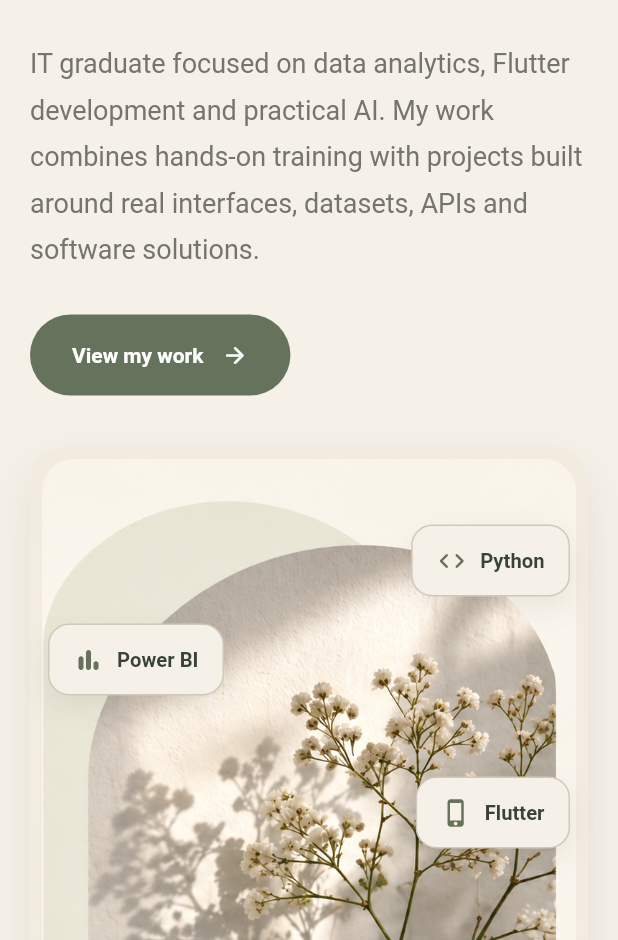
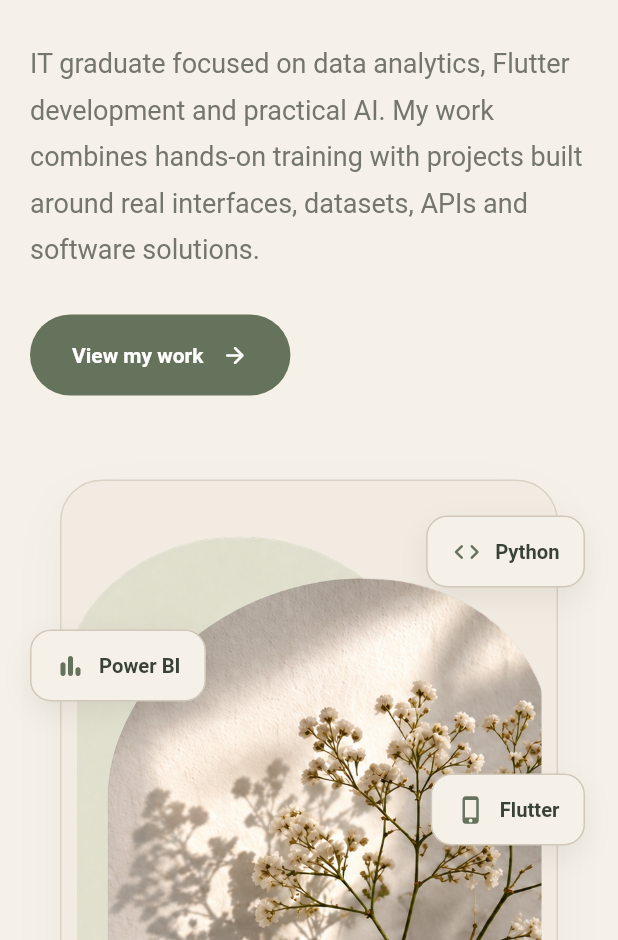
Before and after one commit to FayAL-mtuairi/profile, a Flutter app: the screen it shows after launch, on a phone screen of 412 x 824 dp, the part 296-1236 px from its top. Run offline on Flutter 3.47's test engine with Material 2 defaults, Android fonts, the phone set to English and light mode, and no system bars.

Commit message:
Use Home1 hero image and rebalance visual composition

```diff
--- a/lib/main.dart
+++ b/lib/main.dart
@@ -257,13 +257,13 @@ class _HeroState extends State<_Hero>{
   @override Widget build(BuildContext context)=>LayoutBuilder(builder:(context,constraints){
     final mobile=constraints.maxWidth<780;
     final copy=_HeroCopy(onWork:widget.onWork,mobile:mobile);
-    final visual=Transform.translate(offset:Offset(0,-scrollY*.03),child:_HeroVisual(mobile:mobile));
+    final visual=Transform.translate(offset:Offset(0,-scrollY*.025),child:_HeroVisual(mobile:mobile));
     final core=mobile
         ? Column(crossAxisAlignment:CrossAxisAlignment.start,children:[copy,const SizedBox(height:34),visual,const SizedBox(height:18),const Align(alignment:Alignment.center,child:_ScrollHint(compact:true))])
         : Row(crossAxisAlignment:CrossAxisAlignment.center,children:[
-            Expanded(flex:6,child:copy),
-            const SizedBox(width:28),
-            Expanded(flex:6,child:visual),
+            Expanded(flex:5,child:copy),
+            const SizedBox(width:24),
+            Expanded(flex:7,child:visual),
           ]);
     return SizedBox(
       width:double.infinity,
@@ -272,10 +272,10 @@ class _HeroState extends State<_Hero>{
         children:[
           if(!mobile)...[
             const Positioned(left:0,top:36,bottom:42,child:_HeroRail()),
-            Positioned(right:0,bottom:4,child:Transform.translate(offset:Offset(0,-scrollY*.02),child:const _ScrollHint())),
+            Positioned(right:0,bottom:4,child:Transform.translate(offset:Offset(0,-scrollY*.018),child:const _ScrollHint())),
           ],
           Padding(
-            padding:EdgeInsets.only(left:mobile?0:58,right:mobile?0:42),
+            padding:EdgeInsets.only(left:mobile?0:58,right:mobile?0:28),
             child:core,
           ),
         ],
@@ -364,55 +364,43 @@ class _HeroVisual extends StatelessWidget{
   final bool mobile;
   const _HeroVisual({required this.mobile});
   @override Widget build(BuildContext context){
-    final h=mobile?560.0:650.0;
+    final h=mobile?560.0:640.0;
     return SizedBox(
       height:h,
       child:Stack(
         clipBehavior:Clip.none,
         children:[
-          Positioned.fill(
+          Positioned(
+            left:mobile?20:18,
+            top:mobile?22:10,
+            right:mobile?20:16,
+            bottom:mobile?18:10,
             child:Container(
               decoration:BoxDecoration(
-                color:const Color(0xFFF2ECDF),
-                borderRadius:BorderRadius.circular(mobile?24:34),
-                boxShadow:const [BoxShadow(color:Color(0x12000000),blurRadius:28,offset:Offset(0,14))],
+                color:const Color(0xFFF1EBE1),
+                borderRadius:BorderRadius.circular(mobile?28:34),
+                border:Border.all(color:_line.withOpacity(.72)),
+                boxShadow:const [
+                  BoxShadow(color:Color(0x0D394236),blurRadius:28,offset:Offset(0,14)),
+                ],
               ),
-            ),
-          ),
-          Positioned(
-            left:mobile?8:12,
-            top:mobile?8:12,
-            right:mobile?8:12,
-            bottom:mobile?8:12,
-            child:ClipRRect(
-              borderRadius:BorderRadius.circular(mobile?22:32),
-              child:Image.asset(
-                'assets/projects/Home.png',
-                fit:BoxFit.cover,
-                alignment:Alignment.center,
-              ),
-            ),
-          ),
-          Positioned.fill(
-            child:IgnorePointer(
-              child:DecoratedBox(
-                decoration:BoxDecoration(
-                  borderRadius:BorderRadius.circular(mobile?22:32),
-                  gradient:LinearGradient(
-                    begin:Alignment.topCenter,
-                    end:Alignment.bottomCenter,
-                    colors:[Colors.white.withOpacity(.02),_cream.withOpacity(.08)],
-                  ),
+              padding:EdgeInsets.all(mobile?10:12),
+              child:ClipRRect(
+                borderRadius:BorderRadius.circular(mobile?22:28),
+                child:Image.asset(
+                  'assets/projects/Home1.png',
+                  fit:BoxFit.cover,
+                  alignment:Alignment.center,
                 ),
               ),
             ),
           ),
-          Positioned(left:mobile?12:8,top:mobile?118:128,child:const _TechFloat(label:'Power BI',icon:Icons.bar_chart_rounded)),
-          Positioned(right:mobile?12:10,top:mobile?52:58,child:const _TechFloat(label:'Python',icon:Icons.code_rounded)),
-          Positioned(left:mobile?18:16,bottom:mobile?116:122,child:const _TechFloat(label:'SQL',icon:Icons.storage_rounded)),
-          Positioned(right:mobile?12:8,top:mobile?220:238,child:const _TechFloat(label:'Flutter',icon:Icons.phone_iphone_rounded)),
-          Positioned(right:mobile?16:14,bottom:mobile?78:88,child:const _TechFloat(label:'Excel',icon:Icons.table_chart_outlined)),
-          Positioned(left:mobile?58:66,bottom:mobile?12:16,child:const _InsightCard()),
+          Positioned(left:mobile?0:0,top:mobile?122:124,child:const _TechFloat(label:'Power BI',icon:Icons.bar_chart_rounded)),
+          Positioned(right:mobile?2:4,top:mobile?46:48,child:const _TechFloat(label:'Python',icon:Icons.code_rounded)),
+          Positioned(left:mobile?6:10,bottom:mobile?112:118,child:const _TechFloat(label:'SQL',icon:Icons.storage_rounded)),
+          Positioned(right:mobile?2:6,top:mobile?218:224,child:const _TechFloat(label:'Flutter',icon:Icons.phone_iphone_rounded)),
+          Positioned(right:mobile?4:12,bottom:mobile?70:78,child:const _TechFloat(label:'Excel',icon:Icons.table_chart_outlined)),
+          Positioned(left:mobile?54:72,bottom:mobile?0:2,child:const _InsightCard()),
         ],
       ),
     );
```
